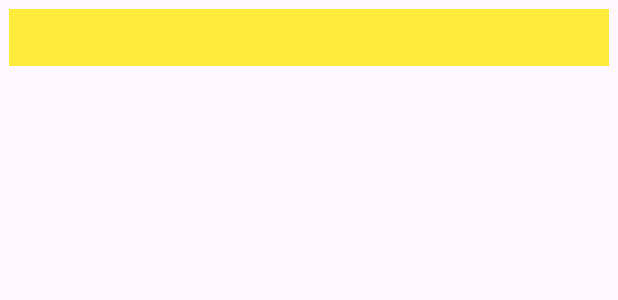
After one commit to Dzmitriyz/TasksKotlin, an Android app: the layout task_item.xml on its own in the app's theme, with its tools: preview values and no code run, on a phone screen of 412 x 824 dp. The commit adds this screen. Shown: the top 300 px of the screen. Run offline under Robolectric (Android 15) with nearby library versions, the phone set to English and light mode, and no system bars.

Commit message:
add recyclerView

```diff
--- a/app/build.gradle.kts
+++ b/app/build.gradle.kts
@@ -54,7 +54,7 @@ dependencies {
     implementation(libs.androidx.constraintlayout)
     implementation("androidx.lifecycle:lifecycle-runtime-ktx:$2.3.1")
     implementation ("androidx.lifecycle:lifecycle-livedata-ktx:2.5.1")
-
+    implementation ("androidx.recyclerview:recyclerview:1.3.2")
     implementation ("androidx.core:core-ktx:1.6.0")
     testImplementation(libs.junit)
     androidTestImplementation(libs.androidx.junit)
--- a/app/src/main/java/com/example/taskskotlin/TasksViewModelFactory.kt
+++ b/app/src/main/java/com/example/taskskotlin/TasksViewModelFactory.kt
@@ -8,6 +8,7 @@ class TasksViewModelFactory(private val dao: TaskDAO):ViewModelProvider.Factory
         if(modelClass.isAssignableFrom(TaskViewModel::class.java)) {
             return TaskViewModel(dao) as T
         }
+
         throw IllegalArgumentException("Unknown ViewModel")
     }
 }
--- /dev/null
+++ b/app/src/main/res/layout/task_item.xml
@@ -0,0 +1,10 @@
+<?xml version="1.0" encoding="utf-8"?>
+<TextView
+    xmlns:android="http://schemas.android.com/apk/res/android"
+    android:layout_width="match_parent"
+    android:layout_height="wrap_content"
+    android:textSize="16sp"
+    android:padding="8dp"
+    android:layout_margin="6dp"
+    android:background="#FFEB3B"
+    />
```
Also changed, not shown: app/src/main/java/com/example/taskskotlin/TaskItemAdapter.kt (added, +36 -0 lines), app/src/main/java/com/example/taskskotlin/TaskViewModel.kt (+2 -16 lines), app/src/main/java/com/example/taskskotlin/TasksFragment.kt (+9 -0 lines), app/src/main/res/layout/fragment_tasks.xml (+5 -6 lines).
